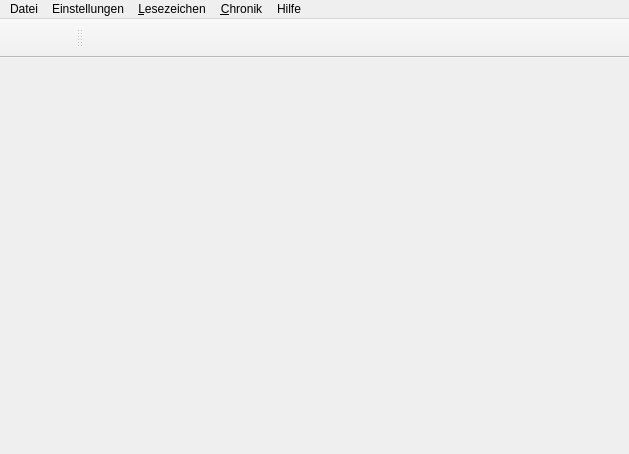
This is core/ui/MainWindow.ui in aschuman/CoBaB as Qt 5 draws it before an edit. The edited form follows.
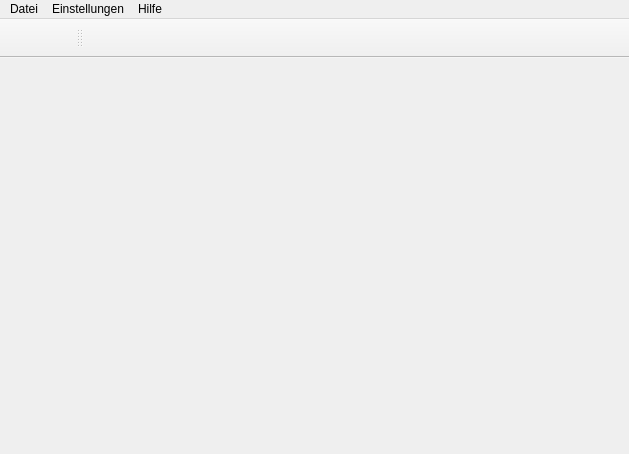
This is the edited form.

Commit message: Removed bookmark and chronicle menu.

```diff
--- a/core/ui/MainWindow.ui
+++ b/core/ui/MainWindow.ui
@@ -26,7 +26,7 @@
      <x>0</x>
      <y>0</y>
      <width>629</width>
-     <height>26</height>
+     <height>21</height>
     </rect>
    </property>
    <property name="contextMenuPolicy">
@@ -58,25 +58,6 @@
     <addaction name="mLanguageMenu"/>
     <addaction name="mSoundAction"/>
    </widget>
-   <widget class="QMenu" name="mBookmarkMenu">
-    <property name="enabled">
-     <bool>true</bool>
-    </property>
-    <property name="contextMenuPolicy">
-     <enum>Qt::PreventContextMenu</enum>
-    </property>
-    <property name="title">
-     <string>&amp;Lesezeichen</string>
-    </property>
-   </widget>
-   <widget class="QMenu" name="mHistoryMenu">
-    <property name="contextMenuPolicy">
-     <enum>Qt::PreventContextMenu</enum>
-    </property>
-    <property name="title">
-     <string>&amp;Chronik</string>
-    </property>
-   </widget>
    <widget class="QMenu" name="mHelpMenu">
     <property name="contextMenuPolicy">
      <enum>Qt::PreventContextMenu</enum>
@@ -89,8 +70,6 @@
    </widget>
    <addaction name="mFileMenu"/>
    <addaction name="mSettingsMenu"/>
-   <addaction name="mBookmarkMenu"/>
-   <addaction name="mHistoryMenu"/>
    <addaction name="mHelpMenu"/>
   </widget>
   <widget class="QToolBar" name="mToolBar">
```
The commit also changes 6 other files.
